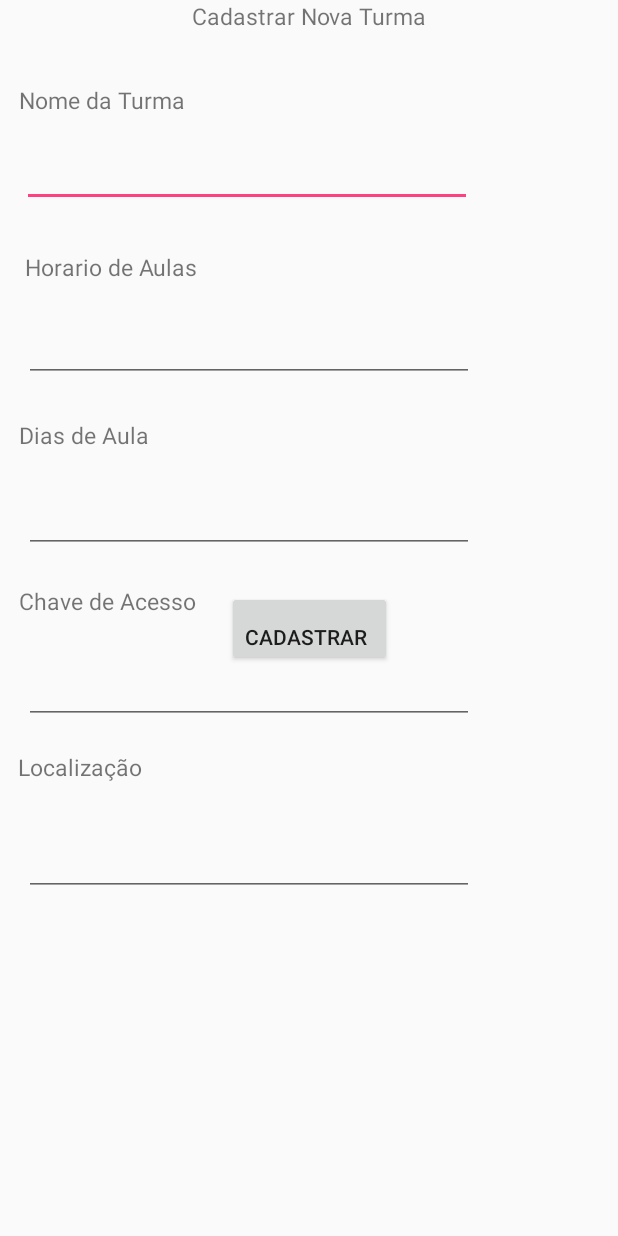
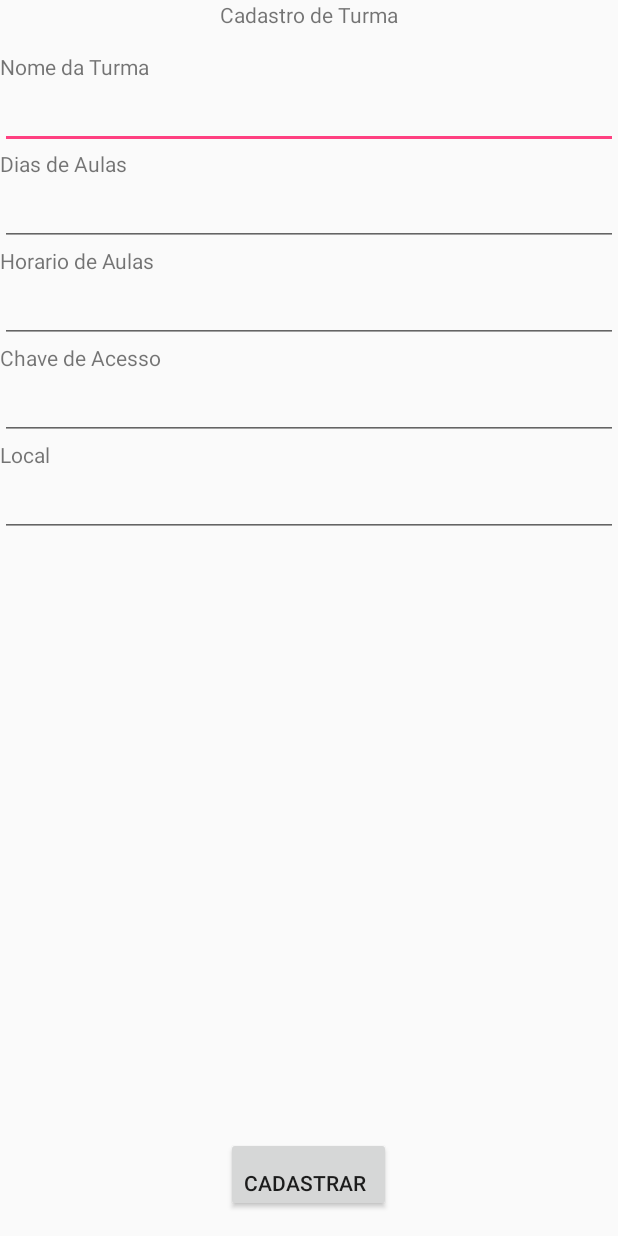
Before and after one commit to igorqsilva/DSM2017-01, an Android app: the layout activity_cadastro_turma.xml on its own in the app's theme, with its tools: preview values and no code run, on a phone screen of 412 x 824 dp. Run offline under Robolectric (Android 15) with nearby library versions, the phone set to English and light mode, and no system bars.

Commit message:
Cria Tela de Cadastro, Modifica Estilo do App
Cria tela de cadastro,
faz o cadastro parcial de uma turma
Cria o Banco de dados
Define as conexões com o Banco de dados
Define a comunicação com o Banco de Dados
Define as Operações da Tabela do baco de dados
Define as operações no banco de dados

```diff
--- a/HereIam/app/src/main/AndroidManifest.xml
+++ b/HereIam/app/src/main/AndroidManifest.xml
@@ -5,7 +5,7 @@
     <application
         android:allowBackup="false"
         android:icon="@mipmap/ic_launcher"
-        android:label=""
+        android:label="@string/app_name"
         android:roundIcon="@mipmap/ic_launcher_round"
         android:supportsRtl="true"
         android:theme="@style/AppTheme">
--- a/HereIam/app/src/main/res/layout/activity_cadastro_turma.xml
+++ b/HereIam/app/src/main/res/layout/activity_cadastro_turma.xml
@@ -1,137 +1,10 @@
 <?xml version="1.0" encoding="utf-8"?>
-<android.support.constraint.ConstraintLayout xmlns:android="http://schemas.android.com/apk/res/android"
+<RelativeLayout xmlns:android="http://schemas.android.com/apk/res/android"
     xmlns:app="http://schemas.android.com/apk/res-auto"
     xmlns:tools="http://schemas.android.com/tools"
     android:layout_width="match_parent"
     android:layout_height="match_parent"
     tools:context="com.iam.here.hereiam.cadastroTurma">
-
-    <TextView
-        android:layout_width="wrap_content"
-        android:layout_height="wrap_content"
-        android:text="Cadastrar Nova Turma"
-        android:textSize="15sp"
-        app:layout_constraintBottom_toBottomOf="parent"
-        app:layout_constraintLeft_toLeftOf="parent"
-        app:layout_constraintRight_toRightOf="parent"
-        app:layout_constraintTop_toTopOf="parent"
-        app:layout_constraintVertical_bias="0.0" />
-
-    <TextView
-        android:layout_width="wrap_content"
-        android:layout_height="wrap_content"
-        android:text="Nome da Turma"
-        android:textSize="15sp"
-        app:layout_constraintBottom_toBottomOf="parent"
-        app:layout_constraintLeft_toLeftOf="parent"
-        app:layout_constraintRight_toRightOf="parent"
-        app:layout_constraintTop_toTopOf="parent"
-        app:layout_constraintVertical_bias="0.07"
-        app:layout_constraintHorizontal_bias="0.041" />
-
-    <EditText
-        android:layout_width="300dp"
-        android:layout_height="50dp"
-        app:layout_constraintBottom_toBottomOf="parent"
-        app:layout_constraintLeft_toLeftOf="parent"
-        app:layout_constraintRight_toRightOf="parent"
-        app:layout_constraintTop_toTopOf="parent"
-        app:layout_constraintHorizontal_bias="0.13"
-        app:layout_constraintVertical_bias="0.114"
-        android:id="@+id/editText"/>
-
-    <TextView
-        android:layout_width="wrap_content"
-        android:layout_height="wrap_content"
-        android:text="Dias de Aula"
-        android:textSize="15sp"
-        app:layout_constraintBottom_toBottomOf="parent"
-        app:layout_constraintLeft_toLeftOf="parent"
-        app:layout_constraintRight_toRightOf="parent"
-        app:layout_constraintTop_toTopOf="parent"
-        app:layout_constraintVertical_bias="0.348"
-        app:layout_constraintHorizontal_bias="0.039" />
-
-    <EditText
-        android:layout_width="300dp"
-        android:layout_height="50dp"
-        app:layout_constraintBottom_toBottomOf="parent"
-        app:layout_constraintLeft_toLeftOf="parent"
-        app:layout_constraintRight_toRightOf="parent"
-        app:layout_constraintTop_toTopOf="parent"
-        app:layout_constraintHorizontal_bias="0.142"
-        app:layout_constraintVertical_bias="0.264"
-        android:id="@+id/editText2"/>
-
-    <TextView
-        android:layout_width="130dp"
-        android:layout_height="18dp"
-        android:text="Horario de Aulas"
-        android:textSize="15sp"
-        app:layout_constraintBottom_toBottomOf="parent"
-        app:layout_constraintLeft_toLeftOf="parent"
-        app:layout_constraintRight_toRightOf="parent"
-        app:layout_constraintTop_toTopOf="parent"
-        app:layout_constraintVertical_bias="0.208"
-        app:layout_constraintHorizontal_bias="0.058"
-        tools:layout_editor_absoluteY="103dp" />
-
-    <EditText
-        android:layout_width="300dp"
-        android:layout_height="50dp"
-        app:layout_constraintBottom_toBottomOf="parent"
-        app:layout_constraintLeft_toLeftOf="parent"
-        app:layout_constraintRight_toRightOf="parent"
-        app:layout_constraintTop_toTopOf="parent"
-        app:layout_constraintHorizontal_bias="0.142"
-        app:layout_constraintVertical_bias="0.412"
-        android:id="@+id/editText3"/>
-
-    <TextView
-        android:layout_width="wrap_content"
-        android:layout_height="wrap_content"
-        android:text="Chave de Acesso"
-        android:textSize="15sp"
-        app:layout_constraintBottom_toBottomOf="parent"
-        app:layout_constraintLeft_toLeftOf="parent"
-        app:layout_constraintRight_toRightOf="parent"
-        app:layout_constraintTop_toTopOf="parent"
-        app:layout_constraintVertical_bias="0.486"
-        app:layout_constraintHorizontal_bias="0.044" />
-
-    <EditText
-        android:layout_width="300dp"
-        android:layout_height="50dp"
-        app:layout_constraintBottom_toBottomOf="parent"
-        app:layout_constraintLeft_toLeftOf="parent"
-        app:layout_constraintRight_toRightOf="parent"
-        app:layout_constraintTop_toTopOf="parent"
-        app:layout_constraintHorizontal_bias="0.142"
-        app:layout_constraintVertical_bias="0.559"
-        android:id="@+id/editText4"/>
-
-    <TextView
-        android:layout_width="wrap_content"
-        android:layout_height="wrap_content"
-        android:text="Localização"
-        android:textSize="15sp"
-        app:layout_constraintBottom_toBottomOf="parent"
-        app:layout_constraintLeft_toLeftOf="parent"
-        app:layout_constraintRight_toRightOf="parent"
-        app:layout_constraintTop_toTopOf="parent"
-        app:layout_constraintVertical_bias="0.624"
-        app:layout_constraintHorizontal_bias="0.036" />
-
-    <EditText
-        android:layout_width="300dp"
-        android:layout_height="50dp"
-        app:layout_constraintBottom_toBottomOf="parent"
-        app:layout_constraintLeft_toLeftOf="parent"
-        app:layout_constraintRight_toRightOf="parent"
-        app:layout_constraintTop_toTopOf="parent"
-        app:layout_constraintHorizontal_bias="0.142"
-        app:layout_constraintVertical_bias="0.707"
-        android:id="@+id/editText5"/>
 
     <Button
         android:layout_width="110dp"
@@ -142,19 +15,78 @@
         app:layout_constraintLeft_toLeftOf="parent"
         app:layout_constraintRight_toRightOf="parent"
         app:layout_constraintTop_toTopOf="parent"
-        android:layout_marginTop="394dp"
-        android:id="@+id/button"
-        tools:layout_editor_absoluteY="394dp" />
+        android:id="@+id/btSalvar"
+        android:layout_alignParentBottom="true"
+        android:layout_centerHorizontal="true"
+        android:layout_marginBottom="16dp" />
 
     <TextView
+        android:id="@+id/textView"
         android:layout_width="wrap_content"
         android:layout_height="wrap_content"
-        android:textSize="15sp"
-        app:layout_constraintBottom_toBottomOf="parent"
-        app:layout_constraintLeft_toLeftOf="parent"
-        app:layout_constraintRight_toRightOf="parent"
-        app:layout_constraintTop_toTopOf="parent"
-        app:layout_constraintVertical_bias="0.886"
-        app:layout_constraintHorizontal_bias="0.052" />
+        android:text="Cadastro de Turma"
+        android:layout_alignParentTop="true"
+        android:layout_centerHorizontal="true" />
 
-</android.support.constraint.ConstraintLayout>
+    <LinearLayout
+        android:id="@+id/linearLayout1"
+        android:layout_width="match_parent"
+        android:layout_height="match_parent"
+        android:orientation="vertical"
+        android:layout_below="@+id/textView"
+        android:layout_alignParentStart="true"
+        android:layout_marginTop="15dp">
+        <TextView
+            android:id="@+id/textView1"
+            android:layout_width="wrap_content"
+            android:layout_height="wrap_content"
+            android:text="Nome da Turma" />
+        <EditText
+            android:id="@+id/nomeTurma"
+            android:layout_width="match_parent"
+            android:layout_height="wrap_content"
+            android:inputType="textCapWords" />
+        <TextView
+            android:id="@+id/textView2"
+            android:layout_width="wrap_content"
+            android:layout_height="wrap_content"
+            android:text="Dias de Aulas" />
+        <EditText
+            android:id="@+id/diaAulas"
+            android:layout_width="match_parent"
+            android:layout_height="wrap_content"
+            android:inputType="date" />
+        <TextView
+            android:id="@+id/textView3"
+            android:layout_width="wrap_content"
+            android:layout_height="wrap_content"
+            android:text="Horario de Aulas" />
+        <EditText
+            android:id="@+id/horarioAulas"
+            android:layout_width="match_parent"
+            android:layout_height="wrap_content"
+            android:inputType="datetime" />
+        <TextView
+            android:id="@+id/textView4"
+            android:layout_width="wrap_content"
+            android:layout_height="wrap_content"
+            android:text="Chave de Acesso" />
+        <EditText
+            android:id="@+id/chaveAcesso"
+            android:layout_width="match_parent"
+            android:layout_height="wrap_content"
+            android:inputType="textVisiblePassword" />
+        <TextView
+            android:id="@+id/textView5"
+            android:layout_width="wrap_content"
+            android:layout_height="wrap_content"
+            android:text="Local" />
+        <EditText
+            android:id="@+id/local"
+            android:layout_width="match_parent"
+            android:layout_height="wrap_content"
+            android:inputType="textCapWords" />
+
+    </LinearLayout>
+    <!-- xmlns:app="http://schemas.android.com/apk/res-auto" -->
+</RelativeLayout>
--- a/HereIam/app/src/main/res/values/styles.xml
+++ b/HereIam/app/src/main/res/values/styles.xml
@@ -1,7 +1,7 @@
 <resources>
 
     <!-- Base application theme. -->
-    <style name="AppTheme" parent="Theme.AppCompat.Light.DarkActionBar">
+    <style name="AppTheme" parent="Theme.AppCompat.Light.NoActionBar">
         <!-- Customize your theme here. -->
         <item name="colorPrimary">@color/colorPrimary</item>
         <item name="colorPrimaryDark">@color/colorPrimaryDark</item>
```
Also changed, not shown: HereIam/app/src/main/java/com/iam/here/basedados/baseDAO.java (added, +80 -0 lines), HereIam/app/src/main/java/com/iam/here/basedados/cadastroTurmaBase.java (added, +82 -0 lines), HereIam/app/src/main/java/com/iam/here/basedados/cadastroTurmaDAO.java (added, +113 -0 lines), HereIam/app/src/main/java/com/iam/here/hereiam/MainActivity.java (+14 -0 lines), HereIam/app/src/main/java/com/iam/here/hereiam/cadastroTurma.java (+30 -6 lines), HereIam/app/src/main/res/layout/activity_main.xml (+15 -0 lines).
